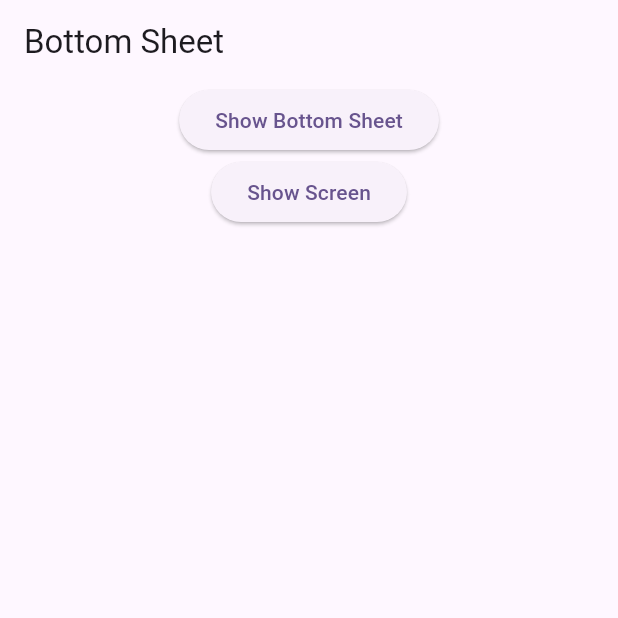
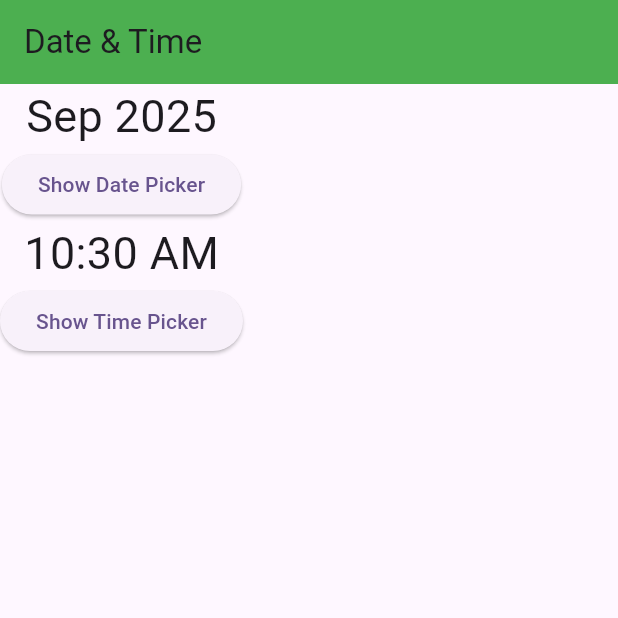
Before and after one commit to AbRehman536/Flutter_sec_1, a Flutter app: the screen it shows after launch, on a phone screen of 412 x 824 dp, the top half of it. Run offline on Flutter 3.47's test engine with Material 3 defaults, Android fonts, the light colour scheme and no system bars; our stand-ins replace smooth_page_indicator.

Commit message:
Date Time Picker done

```diff
--- /dev/null
+++ b/lib/date_time_picker.dart
@@ -0,0 +1,53 @@
+import 'package:flutter/material.dart';
+import 'package:intl/intl.dart';
+
+class DateTimePickerDemo extends StatefulWidget {
+  const DateTimePickerDemo({super.key});
+
+  @override
+  State<DateTimePickerDemo> createState() => _DateTimePickerDemoState();
+}
+
+class _DateTimePickerDemoState extends State<DateTimePickerDemo> {
+  DateTime selectedDate = DateTime.now();
+  TimeOfDay selectedTime = TimeOfDay.now();
+  @override
+  Widget build(BuildContext context) {
+    return Scaffold(
+      appBar:AppBar(
+        backgroundColor: Colors.green,
+        title: Text("Date & Time"),
+      ),
+      body: Column(children: [
+        Text(
+          DateFormat.yMMM().format(selectedDate),
+          style: TextStyle(fontSize: 30),
+        ),
+        ElevatedButton(onPressed: (){
+          showDatePicker(
+              context: context,
+              firstDate: DateTime(1970),
+              lastDate: DateTime.now()).then((val){
+                setState(() {
+                  selectedDate = val!;
+                });
+          });
+        }, child: Text("Show Date Picker")),
+
+        Text(
+          selectedTime.format(context).toString(),
+          style: TextStyle(fontSize: 30),
+        ),
+        ElevatedButton(onPressed: (){
+          showTimePicker(
+              context: context,
+              initialTime: TimeOfDay.now()).then((val){
+                setState(() {
+                selectedTime = val!;
+              });});
+        }, child: Text("Show Time Picker")),
+
+      ],),
+    );
+  }
+}
--- a/lib/main.dart
+++ b/lib/main.dart
@@ -2,6 +2,7 @@ import 'package:flutter/material.dart';
 import 'package:flutter_sec_1/assets_image.dart';
 import 'package:flutter_sec_1/bottom_sheet.dart';
 import 'package:flutter_sec_1/bottombar.dart';
+import 'package:flutter_sec_1/date_time_picker.dart';
 import 'package:flutter_sec_1/dialogbox.dart';
 import 'package:flutter_sec_1/gridview.dart';
 import 'package:flutter_sec_1/images.dart';
@@ -44,7 +45,7 @@ class MyApp extends StatelessWidget {
         colorScheme: ColorScheme.fromSeed(seedColor: Colors.deepPurple),
         useMaterial3: true,
       ),
-      home: BottomSheetView(),
+      home: DateTimePickerDemo(),
     );
   }
 }
--- a/pubspec.yaml
+++ b/pubspec.yaml
@@ -36,6 +36,7 @@ dependencies:
   # Use with the CupertinoIcons class for iOS style icons.
   cupertino_icons: ^1.0.8
   smooth_page_indicator: ^1.2.1
+  intl: ^0.20.2
 
 dev_dependencies:
   flutter_test:
```
Also changed, not shown: pubspec.lock.
